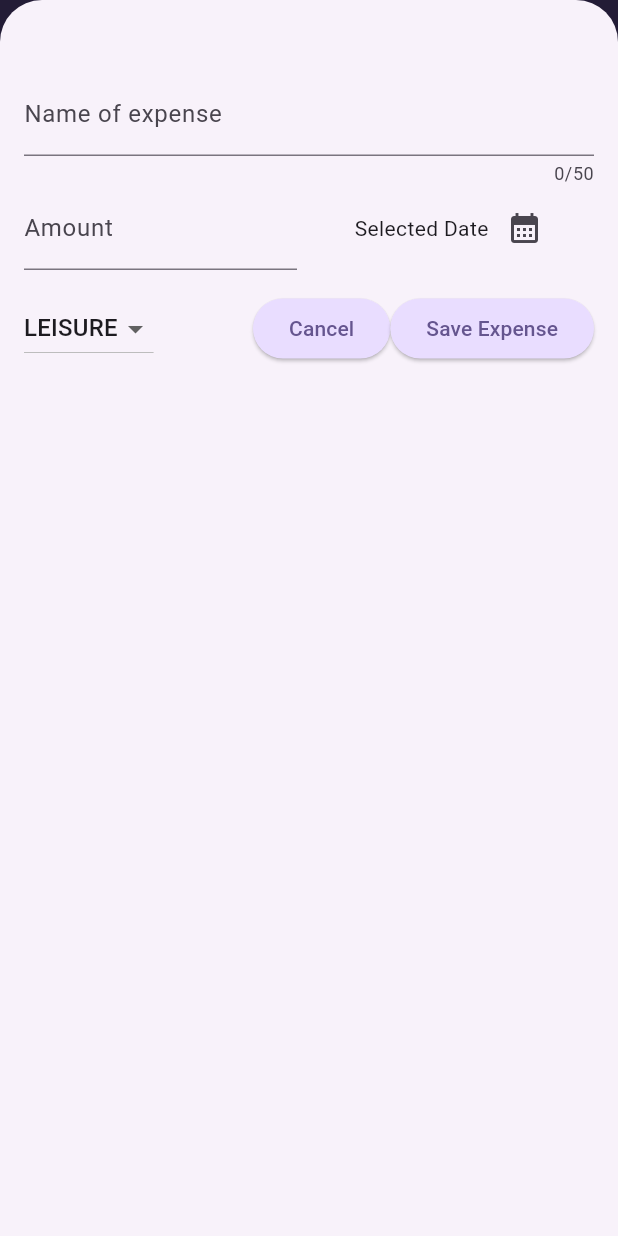
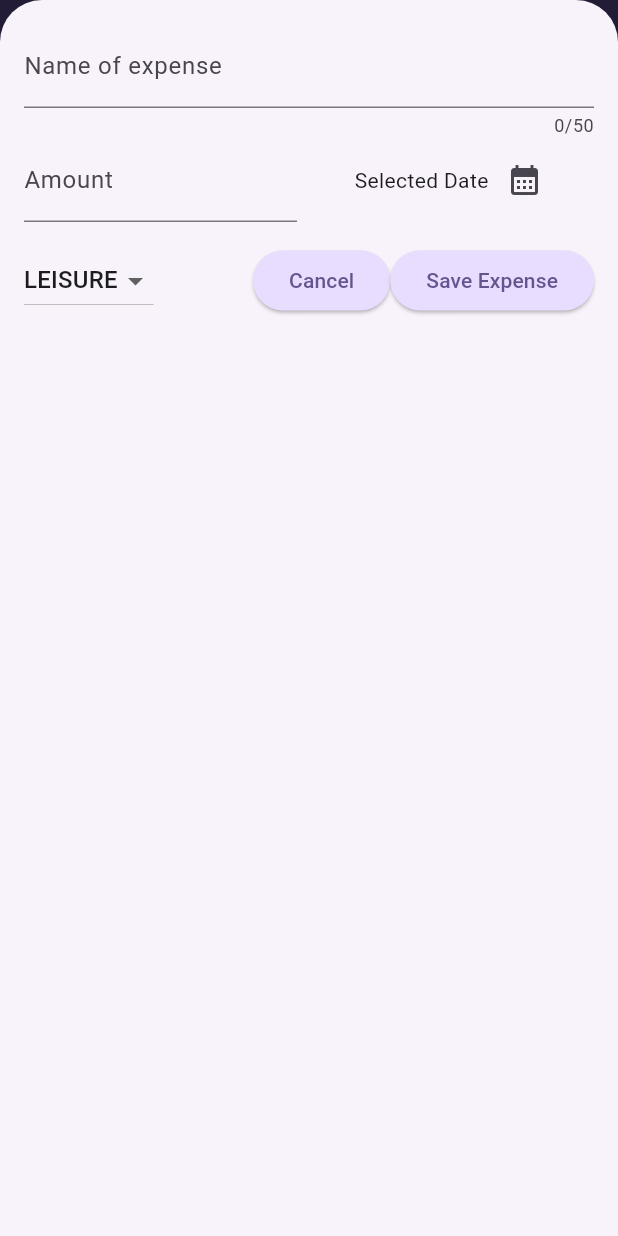
Before and after one commit to AdrianMReds/flutter_expense_tracker, a Flutter app: the screen it shows after launch, after a tap on the "add" icon, on a phone screen of 412 x 824 dp. Run offline on Flutter 3.47's test engine with Material 3 defaults, Android fonts, the phone set to English and light mode, and no system bars.

Commit message:
Layoutbuilder and safearea implementation

```diff
--- a/lib/screens/expenses.dart
+++ b/lib/screens/expenses.dart
@@ -30,6 +30,7 @@ class _ExpensesState extends State<Expenses> {
 
   void _openAddExpenseOverlay() {
     showModalBottomSheet(
+      useSafeArea: true,
       isScrollControlled: true,
       context: context,
       builder: (ctx) => NewExpense(
--- a/lib/widgets/new_expense.dart
+++ b/lib/widgets/new_expense.dart
@@ -71,14 +71,23 @@ class _NewExpenseState extends State<NewExpense> {
 
   @override
   Widget build(BuildContext context) {
-    return Padding(
-      padding: const EdgeInsets.fromLTRB(16, 48, 16, 16),
+    return LayoutBuilder(builder: (context, constraints) {
+      // print(constraints.minWidth);
+      // print(constraints.maxWidth);
+      // print(constraints.minHeight);
+      // print(constraints.maxHeight);
+      return SizedBox(
+        height: double.infinity,
+        child: SingleChildScrollView(
+          child: Padding(
+            padding: const EdgeInsets.fromLTRB(16, 16, 16, 16),
             child: Column(
               children: [
                 TextField(
                   controller: _titleController,
                   maxLength: 50,
-            decoration: const InputDecoration(label: Text('Name of expense')),
+                  decoration:
+                      const InputDecoration(label: Text('Name of expense')),
                 ),
                 Row(
                   children: [
@@ -147,6 +156,9 @@ class _NewExpenseState extends State<NewExpense> {
                 )
               ],
             ),
+          ),
+        ),
       );
+    });
   }
 }
```
Lines whose indentation alone changed are shown as unchanged.
